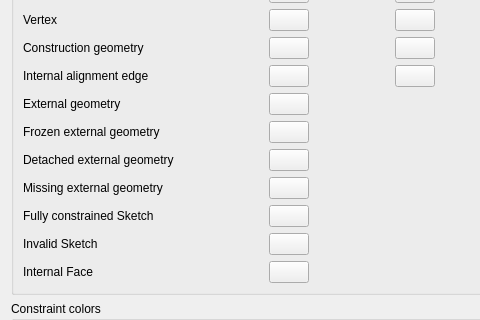
Old version of the form src/Mod/Sketcher/Gui/SketcherSettingsColors.ui in the repository realthunder/FreeCAD; both pictures show x 0 to 480 and y 210 to 530 of the 689 by 863 pixel window.
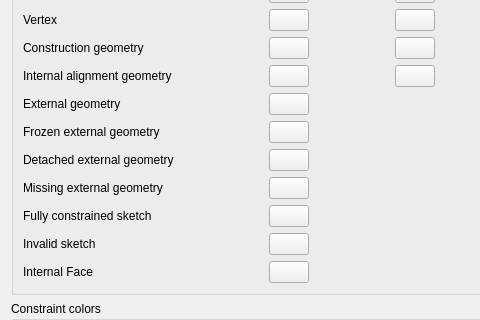
New version of the form. Custom widgets are drawn as their Qt base class.

Commit message: Sketcher: say what each colour on the settings page is actually for

```diff
--- a/src/Mod/Sketcher/Gui/SketcherSettingsColors.ui
+++ b/src/Mod/Sketcher/Gui/SketcherSettingsColors.ui
@@ -151,7 +151,7 @@
            </size>
           </property>
           <property name="text">
-           <string>Fully constrained Sketch</string>
+           <string>Fully constrained sketch</string>
           </property>
          </widget>
         </item>
@@ -256,7 +256,7 @@
         <item row="2" column="0">
          <widget class="QLabel" name="label_4">
           <property name="text">
-           <string>Invalid Sketch</string>
+           <string>Invalid sketch</string>
           </property>
          </widget>
         </item>
@@ -561,7 +561,7 @@
            </size>
           </property>
           <property name="text">
-           <string>Internal alignment edge</string>
+           <string>Internal alignment geometry</string>
           </property>
          </widget>
         </item>
```
Left out of the diff: 18 changed lines with no effect on the pictures.
